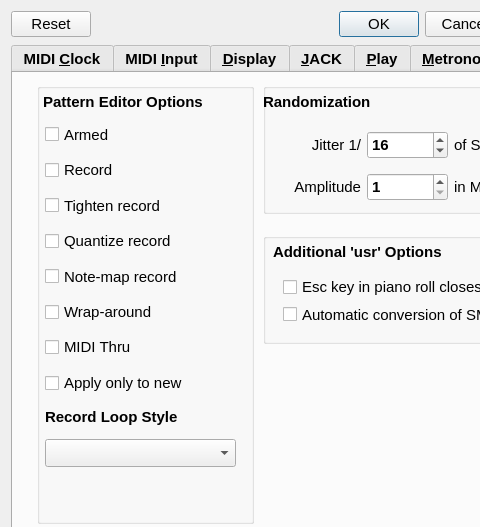
Above: seq_qt5/src/gui/qseditoptions.ui from ahlstromcj/seq66 before the change; both pictures show x 0 to 480 and y 0 to 527 of the 750 by 670 pixel window. Below: the same form after it.
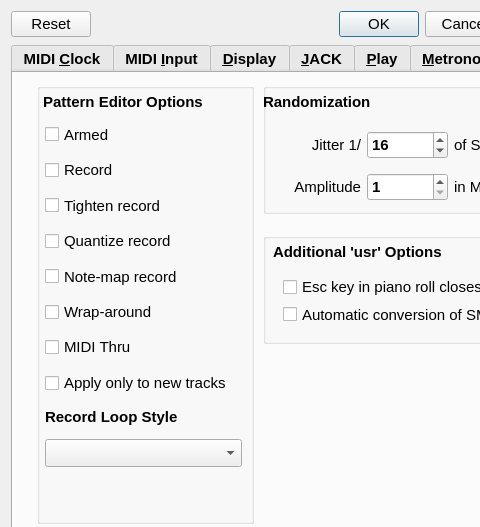
That is the form after the change. The open tabs and pages were chosen to show the change.

```diff
--- a/seq_qt5/src/gui/qseditoptions.ui
+++ b/seq_qt5/src/gui/qseditoptions.ui
@@ -3293,7 +3293,7 @@
          <rect>
           <x>8</x>
           <y>40</y>
-          <width>191</width>
+          <width>197</width>
           <height>344</height>
          </rect>
         </property>
@@ -3361,7 +3361,7 @@
 pattern editor is opened.</string>
            </property>
            <property name="text">
-            <string>Apply only to new</string>
+            <string>Apply only to new tracks</string>
            </property>
           </widget>
          </item>
```
Left out of the diff: 26 changed lines with no effect on the pictures.
